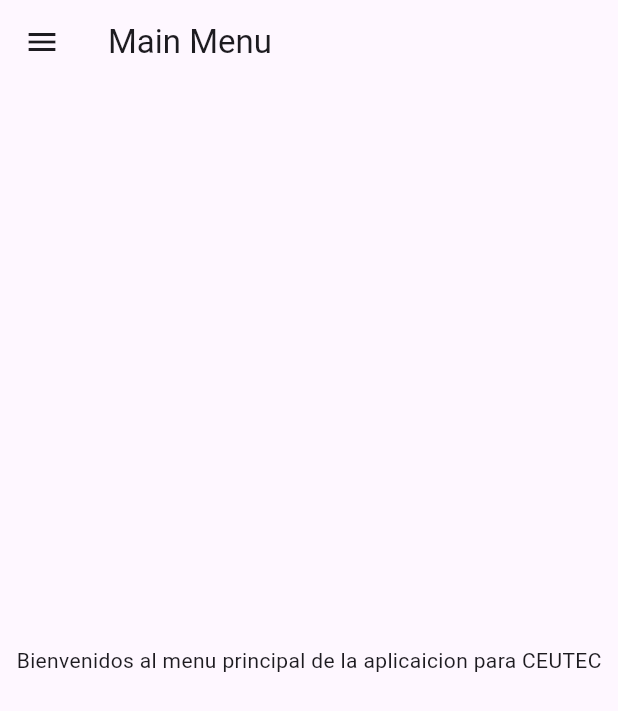
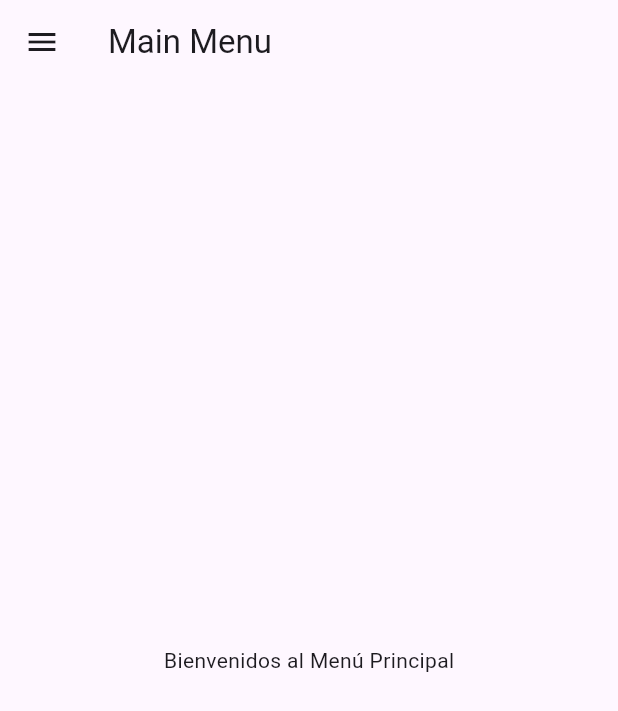
Before and after one commit to PrograMovil-158-24/Grupo5_Lab_1, a Flutter app: the screen it shows after launch, on a phone screen of 412 x 824 dp. Shown: the top 711 px of the screen. Run offline on Flutter 3.47's test engine with Material 3 defaults, Android fonts, the phone set to English and light mode, and no system bars.

Commit message:
update menu
actualizando el main

```diff
--- a/lib/main.dart
+++ b/lib/main.dart
@@ -1,4 +1,7 @@
 import 'package:flutter/material.dart';
+import 'package:laboratorio1/presentation/screens/menu/menu_principal.dart';
+import 'package:laboratorio1/presentation/screens/noticias/noticias.dart';
+import 'package:laboratorio1/presentation/screens/podcast/podcast.dart';
 
 void main() {
   runApp(MyApp());
@@ -8,125 +11,15 @@ class MyApp extends StatelessWidget {
   @override
   Widget build(BuildContext context) {
     return MaterialApp(
+      title: 'My App',
       initialRoute: '/',
       routes: {
         '/': (context) => MainMenu(),
-        '/noticias': (context) => NewsSpace(),
-        '/tareas': (context) => TaskList(),
-        '/monedas': (context) => CurrencyConverter(),
-        '/podcasts': (context) => Podcasts(),
+        '/noticias': (context) => noticias(),
+        '/cambio-monedas': (context) => CambioMonedasScreen(),
+        '/lista-tareas': (context) => ListaTareasScreen(),
+        '/podcast': (context) => ScreenForPodcast(),
       },
     );
   }
 }
-
-class MainMenu extends StatelessWidget {
-  @override
-  Widget build(BuildContext context) {
-    return Scaffold(
-      appBar: AppBar(
-        title: Text('Main Menu'),
-      ),
-      body: Center(
-        child: Text('Bienvenidos al menu principal de la aplicaicion para CEUTEC'),
-      ),
-      drawer: Drawer(
-        child: ListView(
-          padding: EdgeInsets.zero,
-          children: <Widget>[
-            DrawerHeader(
-              child: Text('Menu de Opciones'),
-              decoration: BoxDecoration(
-                color: Colors.red,
-              ),
-            ),
-            ListTile(
-              leading: Icon(Icons.article),
-              title: Text('Espacio para Noticias'),
-              onTap: () {
-                Navigator.pushNamed(context, '/noticias');
-              },
-            ),
-            ListTile(
-              leading: Icon(Icons.task),
-              title: Text('Lista de Tareas'),
-              onTap: () {
-                Navigator.pushNamed(context, '/tareas');
-              },
-            ),
-            ListTile(
-              leading: Icon(Icons.attach_money),
-              title: Text('Cambio de Monedas'),
-              onTap: () {
-                Navigator.pushNamed(context, '/monedas');
-              },
-            ),
-            ListTile(
-              leading: Icon(Icons.headset),
-              title: Text('Podcasts'),
-              onTap: () {
-                Navigator.pushNamed(context, '/podcasts');
-              },
-            ),
-          ],
-        ),
-      ),
-    );
-  }
-}
-
-class NewsSpace extends StatelessWidget {
-  @override
-  Widget build(BuildContext context) {
-    return Scaffold(
-      appBar: AppBar(
-        title: Text('Noticias'),
-      ),
-      body: Center(
-        child: Text('Este es el espacio para las noticias'),
-      ),
-    );
-  }
-}
-
-class TaskList extends StatelessWidget {
-  @override
-  Widget build(BuildContext context) {
-    return Scaffold(
-      appBar: AppBar(
-        title: Text('Lista de Tareas'),
-      ),
-      body: Center(
-        child: Text('Este es el espacio para la lista de tareas'),
-      ),
-    );
-  }
-}
-
-class CurrencyConverter extends StatelessWidget {
-  @override
-  Widget build(BuildContext context) {
-    return Scaffold(
-      appBar: AppBar(
-        title: Text('Convertidor de monedas'),
-      ),
-      body: Center(
-        child: Text('Este es el espacio para el convertidor de moendas'),
-      ),
-    );
-  }
-}
-
-class Podcasts extends StatelessWidget {
-  @override
-  Widget build(BuildContext context) {
-    return Scaffold(
-      appBar: AppBar(
-        title: Text('Podcasts'),
-      ),
-      body: Center(
-        child: Text('Esta es la seccion para el podscats'),
-      ),
-    );
-  }
-}
```
Also changed, not shown: lib/men_principal.dart (deleted, +0 -53 lines), lib/presentation/screens/lista_tareas/l_tareas.dart (added, +58 -0 lines), lib/presentation/screens/menu/menu_principal.dart (added, +133 -0 lines), lib/presentation/screens/podcast/podcast.dart (added, +91 -0 lines), lib/presentation/screens/noticias/noticias.dart (renamed from lib/noticias.dart), lib/router/go_router.dart (added).
